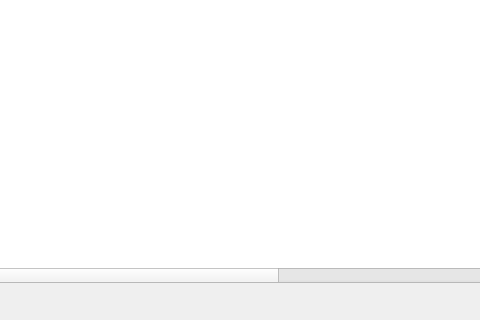
Above: ui/main_window.ui from Hamid00Fathi/GameNetApp before the change; both pictures show x 674 to 1154 and y 273 to 593 of the 1325 by 593 pixel window. Below: the same form after it.
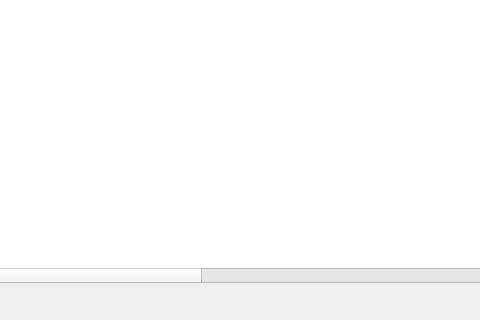
That is the form after the change.

Diff of the .ui file:
```diff
--- a/ui/main_window.ui
+++ b/ui/main_window.ui
@@ -15,7 +15,7 @@
   </property>
   <property name="minimumSize">
    <size>
-    <width>800</width>
+    <width>1200</width>
     <height>500</height>
    </size>
   </property>
@@ -55,6 +55,9 @@
       <property name="editTriggers">
        <set>QAbstractItemView::NoEditTriggers</set>
       </property>
+      <property name="alternatingRowColors">
+       <bool>true</bool>
+      </property>
       <property name="wordWrap">
        <bool>true</bool>
       </property>
@@ -62,7 +65,7 @@
        <bool>true</bool>
       </property>
       <property name="columnCount">
-       <number>11</number>
+       <number>12</number>
       </property>
       <attribute name="horizontalHeaderMinimumSectionSize">
        <number>10</number>
@@ -137,6 +140,11 @@
         <string>یادداشت</string>
        </property>
       </column>
+      <column>
+       <property name="text">
+        <string>تعرفه</string>
+       </property>
+      </column>
      </widget>
     </item>
    </layout>
```
